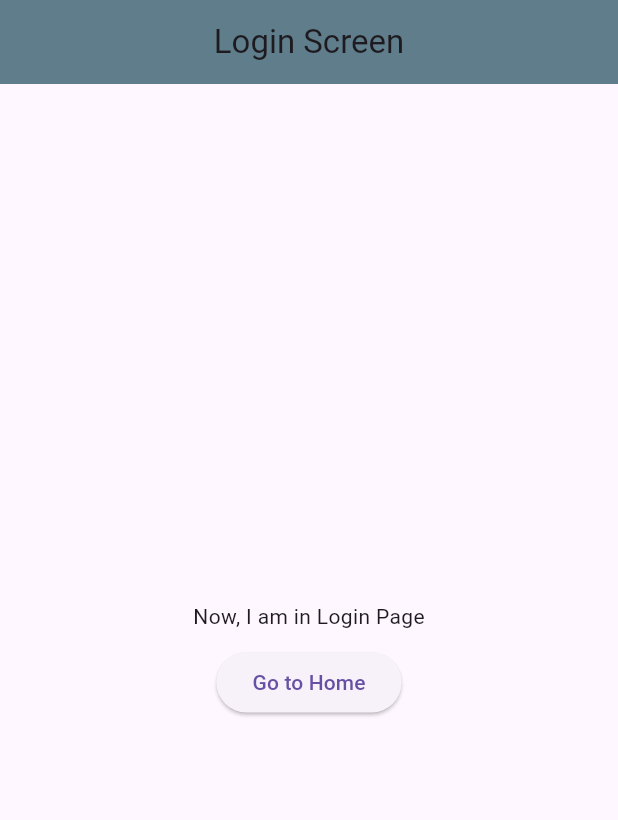
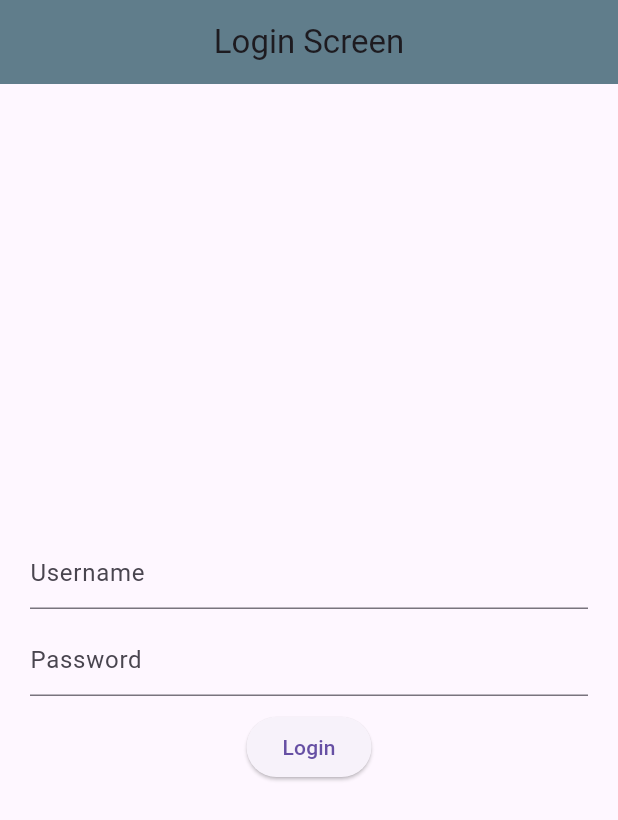
Before and after one commit to aslampatwary1/complex_data_management, a Flutter app: the screen it shows after launch, on a phone screen of 412 x 824 dp. Shown: the top 820 px of the screen. Run offline on Flutter 3.47's test engine with Material 3 defaults, Android fonts, the phone set to English and light mode, and no system bars; our stand-ins replace go_router.

Commit message:
login varification implemanted.

```diff
--- a/lib/main.dart
+++ b/lib/main.dart
@@ -1,5 +1,7 @@
+import 'package:complex_data_management/auth/user_auth.dart';
 import 'package:complex_data_management/router/app_router.dart';
 import 'package:flutter/material.dart';
+import 'package:go_router/go_router.dart';
 
 void main(List<String> args) {
   runApp(MyApp());
@@ -10,6 +12,19 @@ class MyApp extends StatelessWidget {
 
   @override
   Widget build(BuildContext context) {
-    return MaterialApp.router(routerConfig: AppRouter);
+    return MaterialApp.router(
+      routerConfig: AppRouter,
+      debugShowCheckedModeBanner: false,
+    );
   }
 }
+
+Widget logout(BuildContext context) {
+  return IconButton(
+    onPressed: () {
+      UserAuth.isLoggedIn = false;
+      context.go('/login');
+    },
+    icon: Icon(Icons.logout),
+  );
+}
--- a/lib/router/app_router.dart
+++ b/lib/router/app_router.dart
@@ -1,3 +1,4 @@
+import 'package:complex_data_management/auth/user_auth.dart';
 import 'package:complex_data_management/screens/home_screen_state.dart';
 import 'package:complex_data_management/screens/login_screen_state.dart';
 import 'package:complex_data_management/screens/profile_screen_state.dart';
@@ -6,6 +7,14 @@ import 'package:go_router/go_router.dart';
 // ignore: non_constant_identifier_names
 final GoRouter AppRouter = GoRouter(
   initialLocation: '/login',
+  redirect: (context, state) {
+    if (!UserAuth.isLoggedIn && state.uri.path != '/login') {
+      return '/login';
+    } else if (UserAuth.isLoggedIn && state.uri.path == '/login') {
+      return '/home';
+    }
+    return null;
+  },
   routes: [
     GoRoute(path: '/login', builder: (context, state) => LoginScreen()),
     GoRoute(path: '/home', builder: (context, state) => HomeScreen()),
--- a/lib/screens/home_screen_state.dart
+++ b/lib/screens/home_screen_state.dart
@@ -1,3 +1,4 @@
+import 'package:complex_data_management/main.dart';
 import 'package:flutter/material.dart';
 import 'package:go_router/go_router.dart';
 
@@ -14,6 +15,7 @@ class HomeScreenState extends State<HomeScreen> {
     return Scaffold(
       appBar: AppBar(
         title: Text('Home Screen'),
+        actions: [logout(context)],
         centerTitle: true,
         backgroundColor: Colors.blueGrey,
       ),
@@ -25,7 +27,7 @@ class HomeScreenState extends State<HomeScreen> {
           Center(
             child: ElevatedButton(
               onPressed: () {
-                context.go('/profile');
+                context.push('/profile');
               },
               child: Text('Go to Profile'),
             ),
--- a/lib/screens/login_screen_state.dart
+++ b/lib/screens/login_screen_state.dart
@@ -1,3 +1,4 @@
+import 'package:complex_data_management/auth/user_auth.dart';
 import 'package:flutter/material.dart';
 import 'package:go_router/go_router.dart';
 
@@ -9,6 +10,26 @@ class LoginScreen extends StatefulWidget {
 }
 
 class LoginScreenState extends State<LoginScreen> {
+  final TextEditingController _usernameController = TextEditingController();
+  final TextEditingController _passwordController = TextEditingController();
+  String _error = '';
+
+  void login() {
+    final username = _usernameController.text.trim();
+    final password = _passwordController.text.trim();
+
+    if (username == 'aslam' && password == '123456') {
+      UserAuth.isLoggedIn = true;
+      context.go('/home');
+    } else {
+      setState(() {
+        _error = 'Invalid Username and Password';
+        _usernameController.clear();
+        _passwordController.clear();
+      });
+    }
+  }
+
   @override
   Widget build(BuildContext context) {
     return Scaffold(
@@ -17,20 +38,32 @@ class LoginScreenState extends State<LoginScreen> {
         centerTitle: true,
         backgroundColor: Colors.blueGrey,
       ),
-      body: Column(
+      body: Padding(
+        padding: const EdgeInsets.all(20.0),
+        child: Column(
           mainAxisAlignment: MainAxisAlignment.center,
           children: [
-          Center(child: Text('Now, I am in Login Page')),
+            TextField(
+              controller: _usernameController,
+              decoration: InputDecoration(hintText: 'Username'),
+            ),
+            SizedBox(height: 10),
+            TextField(
+              controller: _passwordController,
+              decoration: InputDecoration(hintText: 'Password'),
+            ),
             SizedBox(height: 10),
             Center(
               child: ElevatedButton(
                 onPressed: () {
-                context.go('/home');
+                  login();
                 },
-              child: Text('Go to Home'),
+                child: Text('Login'),
               ),
             ),
+            if (_error.isNotEmpty) Text(_error),
           ],
+        ),
       ),
     );
   }
--- a/lib/screens/profile_screen_state.dart
+++ b/lib/screens/profile_screen_state.dart
@@ -1,3 +1,4 @@
+import 'package:complex_data_management/main.dart';
 import 'package:flutter/material.dart';
 import 'package:go_router/go_router.dart';
 
@@ -14,6 +15,7 @@ class ProfileScreenState extends State<ProfileScreen> {
     return Scaffold(
       appBar: AppBar(
         title: Text('Profile Screen'),
+        actions: [logout(context)],
         centerTitle: true,
         backgroundColor: Colors.blueGrey,
       ),
@@ -25,9 +27,9 @@ class ProfileScreenState extends State<ProfileScreen> {
           Center(
             child: ElevatedButton(
               onPressed: () {
-                context.go('/login');
+                context.pop();
               },
-              child: Text('Go to Login'),
+              child: Text('Dashboard'),
             ),
           ),
         ],
```
Lines whose indentation alone changed are shown as unchanged.
